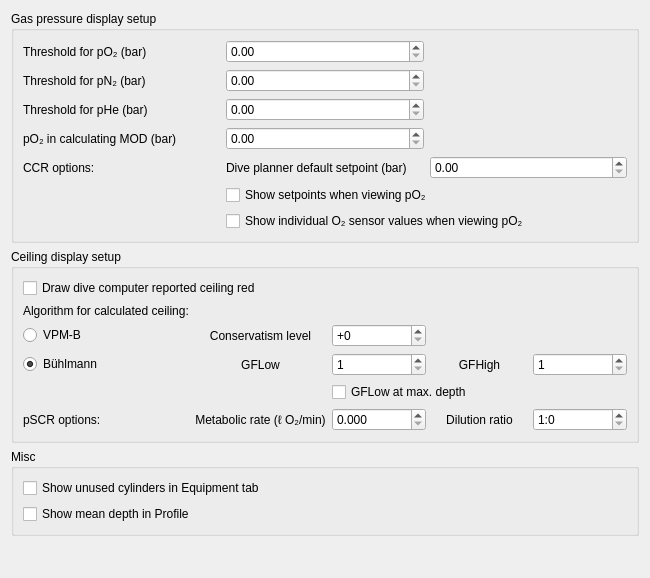
subsurface/subsurface, file desktop-widgets/preferences/preferences_graph.ui: the form before one commit.
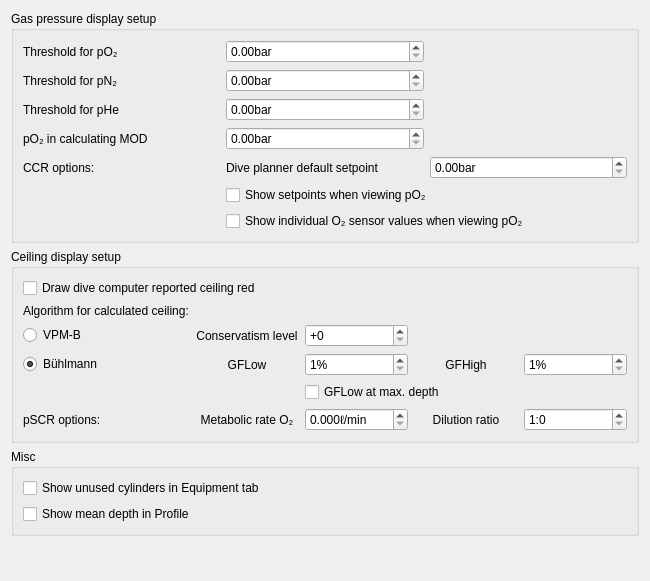
The form after the commit.

Commit message:
Prefix and suffix changes in preferences and planner preferences
In preferences->profile:
Move "bar" from text description to entry field (5x)
Move "l/min" from text description to entry field
Add suffix "%" to GF values
Rename VPM-B conservatism

In planner preferences:
Add prefix "+" to VPM-B conservatism

Diff of the .ui file:
```diff
--- a/desktop-widgets/preferences/preferences_graph.ui
+++ b/desktop-widgets/preferences/preferences_graph.ui
@@ -7,7 +7,7 @@
     <x>0</x>
     <y>0</y>
     <width>650</width>
-    <height>578</height>
+    <height>581</height>
    </rect>
   </property>
   <property name="windowTitle">
@@ -26,7 +26,7 @@
          <bool>true</bool>
         </property>
         <property name="text">
-         <string>Threshold for pO₂ (bar)</string>
+         <string>Threshold for pO₂</string>
         </property>
        </widget>
       </item>
@@ -35,6 +35,9 @@
         <property name="enabled">
          <bool>true</bool>
         </property>
+        <property name="suffix">
+         <string>bar</string>
+        </property>
         <property name="singleStep">
          <double>0.100000000000000</double>
         </property>
@@ -46,7 +49,7 @@
          <bool>true</bool>
         </property>
         <property name="text">
-         <string>Threshold for pN₂ (bar)</string>
+         <string>Threshold for pN₂</string>
         </property>
        </widget>
       </item>
@@ -55,6 +58,9 @@
         <property name="enabled">
          <bool>true</bool>
         </property>
+        <property name="suffix">
+         <string>bar</string>
+        </property>
         <property name="singleStep">
          <double>0.100000000000000</double>
         </property>
@@ -66,7 +72,7 @@
          <bool>true</bool>
         </property>
         <property name="text">
-         <string>Threshold for pHe (bar)</string>
+         <string>Threshold for pHe</string>
         </property>
        </widget>
       </item>
@@ -75,6 +81,9 @@
         <property name="enabled">
          <bool>true</bool>
         </property>
+        <property name="suffix">
+         <string>bar</string>
+        </property>
         <property name="singleStep">
          <double>0.100000000000000</double>
         </property>
@@ -86,7 +95,7 @@
          <bool>true</bool>
         </property>
         <property name="text">
-         <string>pO₂ in calculating MOD (bar)</string>
+         <string>pO₂ in calculating MOD</string>
         </property>
        </widget>
       </item>
@@ -95,6 +104,9 @@
         <property name="enabled">
          <bool>true</bool>
         </property>
+        <property name="suffix">
+         <string>bar</string>
+        </property>
         <property name="singleStep">
          <double>0.100000000000000</double>
         </property>
@@ -110,12 +122,15 @@
       <item row="4" column="1">
        <widget class="QLabel" name="label_27">
         <property name="text">
-         <string>Dive planner default setpoint (bar)</string>
+         <string>Dive planner default setpoint</string>
         </property>
        </widget>
       </item>
       <item row="4" column="2">
        <widget class="QDoubleSpinBox" name="defaultSetpoint">
+        <property name="suffix">
+         <string>bar</string>
+        </property>
         <property name="decimals">
          <number>2</number>
         </property>
@@ -222,6 +237,9 @@
       </item>
       <item row="3" column="4">
        <widget class="QSpinBox" name="gfhigh">
+        <property name="suffix">
+         <string>%</string>
+        </property>
         <property name="minimum">
          <number>1</number>
         </property>
@@ -242,6 +260,9 @@
       </item>
       <item row="3" column="2">
        <widget class="QSpinBox" name="gflow">
+        <property name="suffix">
+         <string>%</string>
+        </property>
         <property name="minimum">
          <number>1</number>
         </property>
@@ -267,7 +288,7 @@
       <item row="5" column="1">
        <widget class="QLabel" name="MetabolicRate">
         <property name="text">
-         <string>Metabolic rate (ℓ O₂/min)</string>
+         <string>Metabolic rate O₂</string>
         </property>
         <property name="alignment">
          <set>Qt::AlignCenter</set>
@@ -276,6 +297,9 @@
       </item>
       <item row="5" column="2">
        <widget class="QDoubleSpinBox" name="psro2rate">
+        <property name="suffix">
+         <string>ℓ/min</string>
+        </property>
         <property name="decimals">
          <number>3</number>
         </property>
```
The commit also changes 1 other file.
